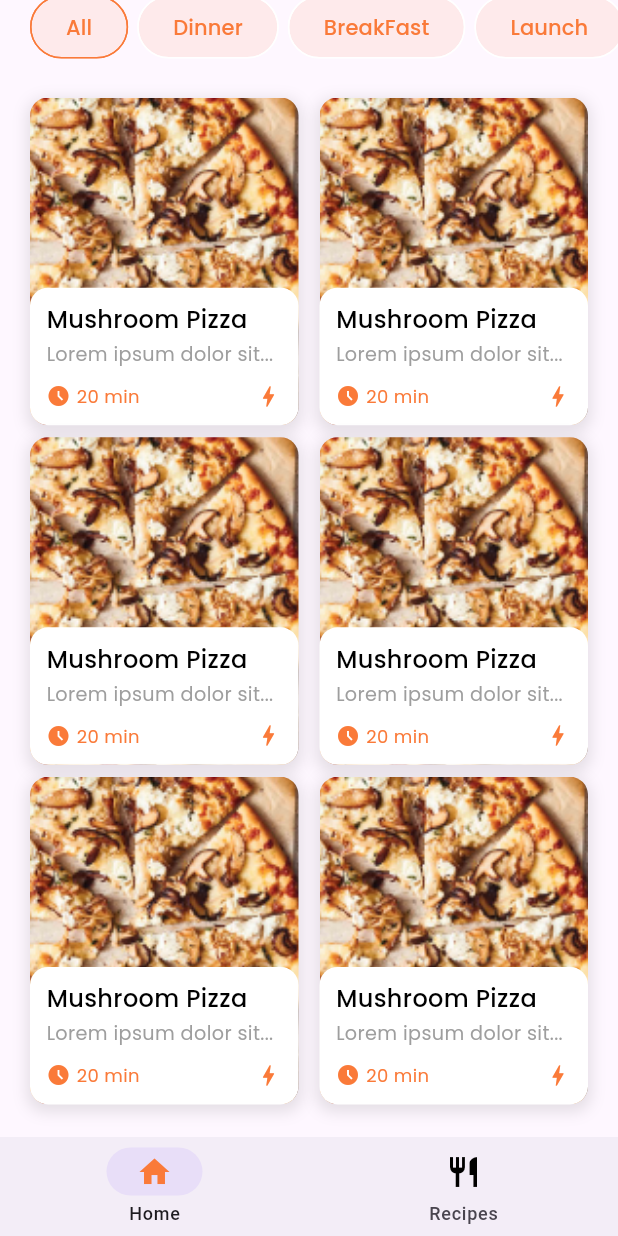
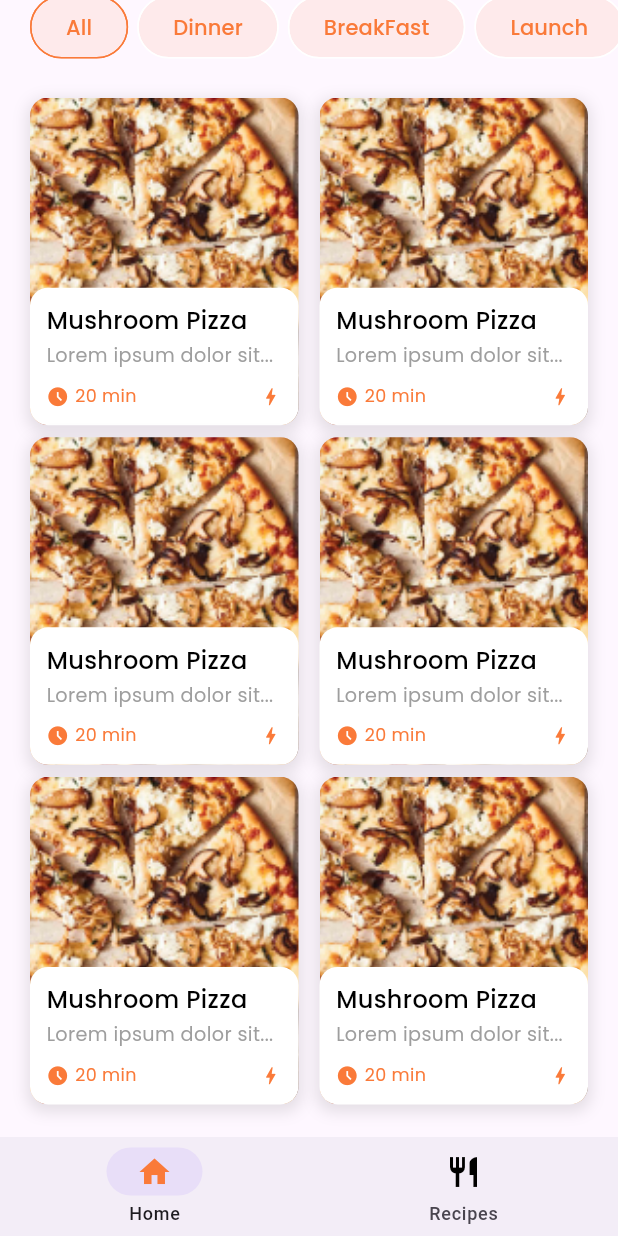
Before and after one commit to tamourax/ahtarandakhtar, a Flutter app: the screen it shows after launch, scrolled down 569 dp, on a phone screen of 412 x 824 dp. Run offline on Flutter 3.47's test engine with Material 3 defaults, Android fonts, the phone set to English and light mode, and no system bars; our stand-ins replace go_router; missing offline and left inert: svg_flutter.

Commit message:
fixing bugs

```diff
--- a/lib/features/Home/presentation/veiws/widgets/food_card_text.dart
+++ b/lib/features/Home/presentation/veiws/widgets/food_card_text.dart
@@ -13,7 +13,7 @@ class FoodCardTexts extends StatelessWidget {
       crossAxisAlignment: CrossAxisAlignment.start,
 
       children: [
-        const SizedBox(height: 10,),
+        const Expanded(child: SizedBox()),
         FittedBox(
           fit: BoxFit.scaleDown,
           child: Text(
--- a/lib/features/Home/presentation/veiws/widgets/food_cook_time.dart
+++ b/lib/features/Home/presentation/veiws/widgets/food_cook_time.dart
@@ -13,11 +13,12 @@ class FoodCookTime extends StatelessWidget {
     return Row(
       mainAxisAlignment: MainAxisAlignment.spaceBetween,
       children: [
-        Row(
+        Flexible(
+          child: Row(
             children: [
               const Icon(
+                size: 15,
                 Icons.access_time_filled,
-              size: 16,
                 color: AppColor.kPrimaryColor,
               ),
               const SizedBox(width: 4),
@@ -27,15 +28,16 @@ class FoodCookTime extends StatelessWidget {
                   '20 min',
                   style: AppTextStyle.medium11(context).copyWith(
                     color: AppColor.kPrimaryColor,
-                  fontSize: 12
+
                   ),
                 ),
               ),
             ],
           ),
+        ),
         const Icon(
+          size: 15,
           Icons.bolt,
-          size: 18,
           color: AppColor.kPrimaryColor,
         ),
       ],
--- a/lib/features/Home/presentation/veiws/widgets/what_is_in_your_kitchen.dart
+++ b/lib/features/Home/presentation/veiws/widgets/what_is_in_your_kitchen.dart
@@ -36,7 +36,7 @@ class WhatIsInYourKitchen extends StatelessWidget {
                 fit: BoxFit.scaleDown,
                 child: ConstrainedBox(
                   constraints: const BoxConstraints(
-                      maxWidth: 200), // Constrain width to force scaling
+                      maxWidth: 200),
                   child: Text(
                     'Enter your ingredients and discover delicious recipes you can make.',
                     style: AppTextStyle.medium11(context),
@@ -52,11 +52,11 @@ class WhatIsInYourKitchen extends StatelessWidget {
           const SizedBox(
             width: 20,
           ),
-          // Constrain the image with a minimum width
+
           Flexible(
             child: ConstrainedBox(
               constraints: const BoxConstraints(
-                minWidth: 100, // Minimum width before the image stops shrinking
+                minWidth: 100,
               ),
               child: Image.asset(
                 'assets/images/Spoon.png',
```
Lines whose indentation alone changed are shown as unchanged.
